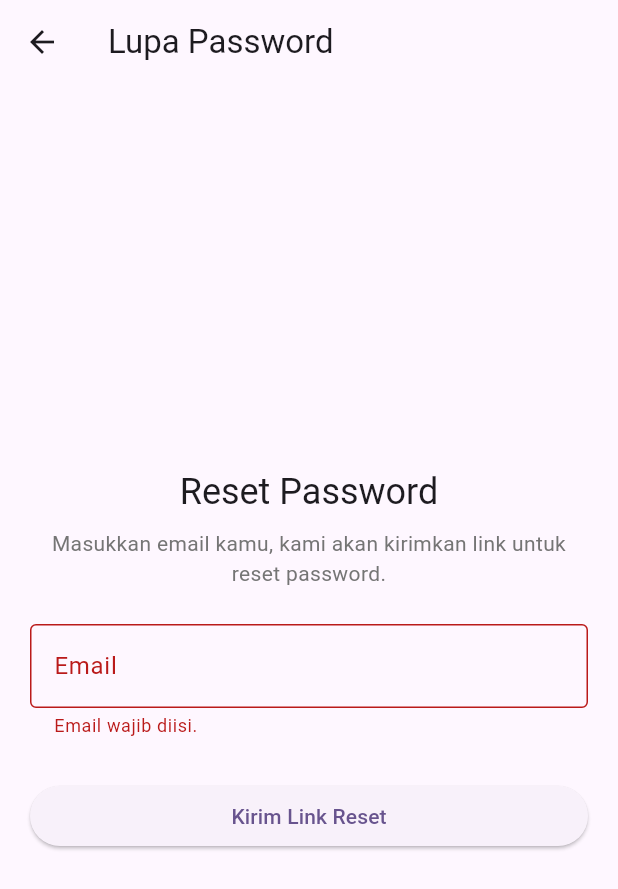
After one commit to sauravii/becation-apps, a Flutter app: the ForgotPasswordPage screen opened directly, after a tap on "Kirim Link Reset", on a phone screen of 412 x 824 dp. The commit adds this screen. Shown: the top 889 px of the screen. Run offline on Flutter 3.47's test engine with Material 3 defaults, Android fonts, the phone set to English and light mode, and no system bars; our stand-ins replace cloud_firestore, firebase_auth, firebase_core, google_sign_in; accounts and stored records are empty.

Commit message:
Log/Reg with forgot pw & login with google

```diff
--- /dev/null
+++ b/lib/features/auth/forgot_password_page.dart
@@ -0,0 +1,145 @@
+import 'package:firebase_auth/firebase_auth.dart';
+import 'package:flutter/material.dart';
+
+// Halaman reset password. Kirim link reset ke email user via Firebase Auth.
+class ForgotPasswordPage extends StatefulWidget {
+  const ForgotPasswordPage({super.key});
+
+  @override
+  State<ForgotPasswordPage> createState() => _ForgotPasswordPageState();
+}
+
+class _ForgotPasswordPageState extends State<ForgotPasswordPage> {
+  final _formKey = GlobalKey<FormState>();
+  final _emailController = TextEditingController();
+
+  bool _isLoading = false;
+  String? _message;
+  bool _isSuccess = false;
+
+  @override
+  void dispose() {
+    _emailController.dispose();
+    super.dispose();
+  }
+
+  // Kirim email reset password via Firebase Auth.
+  Future<void> _sendResetEmail() async {
+    FocusScope.of(context).unfocus();
+
+    if (!_formKey.currentState!.validate()) return;
+
+    setState(() {
+      _isLoading = true;
+      _message = null;
+    });
+
+    try {
+      await FirebaseAuth.instance.sendPasswordResetEmail(
+        email: _emailController.text.trim(),
+      );
+      setState(() {
+        _isSuccess = true;
+        _message = 'Link reset password sudah dikirim ke email kamu. Cek inbox atau folder spam.';
+      });
+    } on FirebaseAuthException catch (e) {
+      setState(() {
+        _isSuccess = false;
+        _message = _mapError(e.code);
+      });
+    } catch (_) {
+      setState(() {
+        _isSuccess = false;
+        _message = 'Terjadi kesalahan. Coba lagi sebentar.';
+      });
+    } finally {
+      if (mounted) {
+        setState(() => _isLoading = false);
+      }
+    }
+  }
+
+  // Konversi kode error Firebase Auth ke pesan user-friendly.
+  String _mapError(String code) {
+    switch (code) {
+      case 'user-not-found':
+        return 'Email tidak terdaftar.';
+      case 'invalid-email':
+        return 'Format email tidak valid.';
+      case 'too-many-requests':
+        return 'Terlalu banyak percobaan. Coba lagi nanti.';
+      default:
+        return 'Gagal mengirim email reset. Coba lagi.';
+    }
+  }
+
+  @override
+  Widget build(BuildContext context) {
+    return Scaffold(
+      appBar: AppBar(title: const Text('Lupa Password')),
+      body: Center(
+        child: SingleChildScrollView(
+          padding: const EdgeInsets.all(20),
+          child: ConstrainedBox(
+            constraints: const BoxConstraints(maxWidth: 420),
+            child: Form(
+              key: _formKey,
+              child: Column(
+                crossAxisAlignment: CrossAxisAlignment.stretch,
+                children: [
+                  Text(
+                    'Reset Password',
+                    style: Theme.of(context).textTheme.headlineSmall,
+                    textAlign: TextAlign.center,
+                  ),
+                  const SizedBox(height: 8),
+                  Text(
+                    'Masukkan email kamu, kami akan kirimkan link untuk reset password.',
+                    style: TextStyle(color: Colors.grey.shade600),
+                    textAlign: TextAlign.center,
+                  ),
+                  const SizedBox(height: 24),
+                  TextFormField(
+                    controller: _emailController,
+                    keyboardType: TextInputType.emailAddress,
+                    decoration: const InputDecoration(
+                      labelText: 'Email',
+                      border: OutlineInputBorder(),
+                    ),
+                    validator: (value) {
+                      final text = (value ?? '').trim();
+                      if (text.isEmpty) return 'Email wajib diisi.';
+                      if (!text.contains('@')) return 'Masukkan email yang valid.';
+                      return null;
+                    },
+                  ),
+                  const SizedBox(height: 12),
+                  if (_message != null)
+                    Text(
+                      _message!,
+                      style: TextStyle(
+                        color: _isSuccess
+                            ? Colors.green.shade700
+                            : Theme.of(context).colorScheme.error,
+                      ),
+                    ),
+                  const SizedBox(height: 16),
+                  ElevatedButton(
+                    onPressed: _isLoading ? null : _sendResetEmail,
+                    child: _isLoading
+                        ? const SizedBox(
+                            height: 18,
+                            width: 18,
+                            child: CircularProgressIndicator(strokeWidth: 2),
+                          )
+                        : const Text('Kirim Link Reset'),
+                  ),
+                ],
+              ),
+            ),
+          ),
+        ),
+      ),
+    );
+  }
+}
--- a/lib/features/auth/login_page.dart
+++ b/lib/features/auth/login_page.dart
@@ -3,6 +3,7 @@ import 'package:flutter/material.dart';
 import 'package:google_sign_in/google_sign_in.dart';
 
 import '../../services/user_service.dart';
+import 'forgot_password_page.dart';
 
 // Halaman login. Mendukung login via email/password dan Google.
 class LoginPage extends StatefulWidget {
@@ -200,7 +201,21 @@ class _LoginPageState extends State<LoginPage> {
                           )
                         : const Text('Login'),
                   ),
-                  const SizedBox(height: 16),
+                  Align(
+                    alignment: Alignment.centerRight,
+                    child: TextButton(
+                      onPressed: () {
+                        Navigator.push(
+                          context,
+                          MaterialPageRoute(
+                            builder: (_) => const ForgotPasswordPage(),
+                          ),
+                        );
+                      },
+                      child: const Text('Lupa Password?'),
+                    ),
+                  ),
+                  const SizedBox(height: 8),
                   Row(
                     children: [
                       const Expanded(child: Divider()),
```
